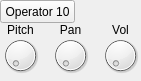
This is UI/Components/OperatorComponent.ui in CropSquare/SynthEmilion as Qt 5 draws it before an edit. The edited form follows.
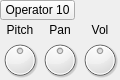
This is the edited form.

```diff
--- a/UI/Components/OperatorComponent.ui
+++ b/UI/Components/OperatorComponent.ui
@@ -6,8 +6,8 @@
    <rect>
     <x>0</x>
     <y>0</y>
-    <width>141</width>
-    <height>81</height>
+    <width>120</width>
+    <height>80</height>
    </rect>
   </property>
   <property name="windowTitle">
@@ -17,9 +17,9 @@
    <property name="geometry">
     <rect>
      <x>0</x>
-     <y>30</y>
-     <width>41</width>
-     <height>51</height>
+     <y>40</y>
+     <width>40</width>
+     <height>40</height>
     </rect>
    </property>
    <property name="accessibleName">
@@ -28,6 +28,12 @@
    <property name="locale">
     <locale language="English" country="UnitedStates"/>
    </property>
+   <property name="minimum">
+    <number>-6100</number>
+   </property>
+   <property name="maximum">
+    <number>6100</number>
+   </property>
    <property name="invertedAppearance">
     <bool>false</bool>
    </property>
@@ -38,10 +44,10 @@
   <widget class="QDial" name="pan_dial">
    <property name="geometry">
     <rect>
-     <x>50</x>
-     <y>30</y>
-     <width>41</width>
-     <height>51</height>
+     <x>40</x>
+     <y>40</y>
+     <width>40</width>
+     <height>40</height>
     </rect>
    </property>
    <property name="accessibleName">
@@ -50,6 +56,12 @@
    <property name="locale">
     <locale language="English" country="UnitedStates"/>
    </property>
+   <property name="minimum">
+    <number>-100</number>
+   </property>
+   <property name="maximum">
+    <number>100</number>
+   </property>
    <property name="invertedAppearance">
     <bool>false</bool>
    </property>
@@ -60,10 +72,10 @@
   <widget class="QDial" name="vol_dial">
    <property name="geometry">
     <rect>
-     <x>100</x>
-     <y>30</y>
-     <width>41</width>
-     <height>51</height>
+     <x>80</x>
+     <y>40</y>
+     <width>40</width>
+     <height>40</height>
     </rect>
    </property>
    <property name="accessibleName">
@@ -72,6 +84,12 @@
    <property name="locale">
     <locale language="English" country="UnitedStates"/>
    </property>
+   <property name="maximum">
+    <number>100</number>
+   </property>
+   <property name="value">
+    <number>50</number>
+   </property>
    <property name="invertedAppearance">
     <bool>false</bool>
    </property>
@@ -84,7 +102,7 @@
     <rect>
      <x>0</x>
      <y>20</y>
-     <width>41</width>
+     <width>40</width>
      <height>20</height>
     </rect>
    </property>
@@ -101,9 +119,9 @@
   <widget class="QLabel" name="pan_label">
    <property name="geometry">
     <rect>
-     <x>50</x>
+     <x>40</x>
      <y>20</y>
-     <width>41</width>
+     <width>40</width>
      <height>20</height>
     </rect>
    </property>
@@ -117,9 +135,9 @@
   <widget class="QLabel" name="vol_label">
    <property name="geometry">
     <rect>
-     <x>100</x>
+     <x>80</x>
      <y>20</y>
-     <width>41</width>
+     <width>40</width>
      <height>20</height>
     </rect>
    </property>
@@ -136,15 +154,9 @@
      <x>0</x>
      <y>0</y>
      <width>75</width>
-     <height>23</height>
+     <height>20</height>
     </rect>
    </property>
-   <property name="sizePolicy">
-    <sizepolicy hsizetype="Expanding" vsizetype="Fixed">
-     <horstretch>0</horstretch>
-     <verstretch>0</verstretch>
-    </sizepolicy>
-   </property>
    <property name="text">
     <string>Operator 10</string>
    </property>
```
